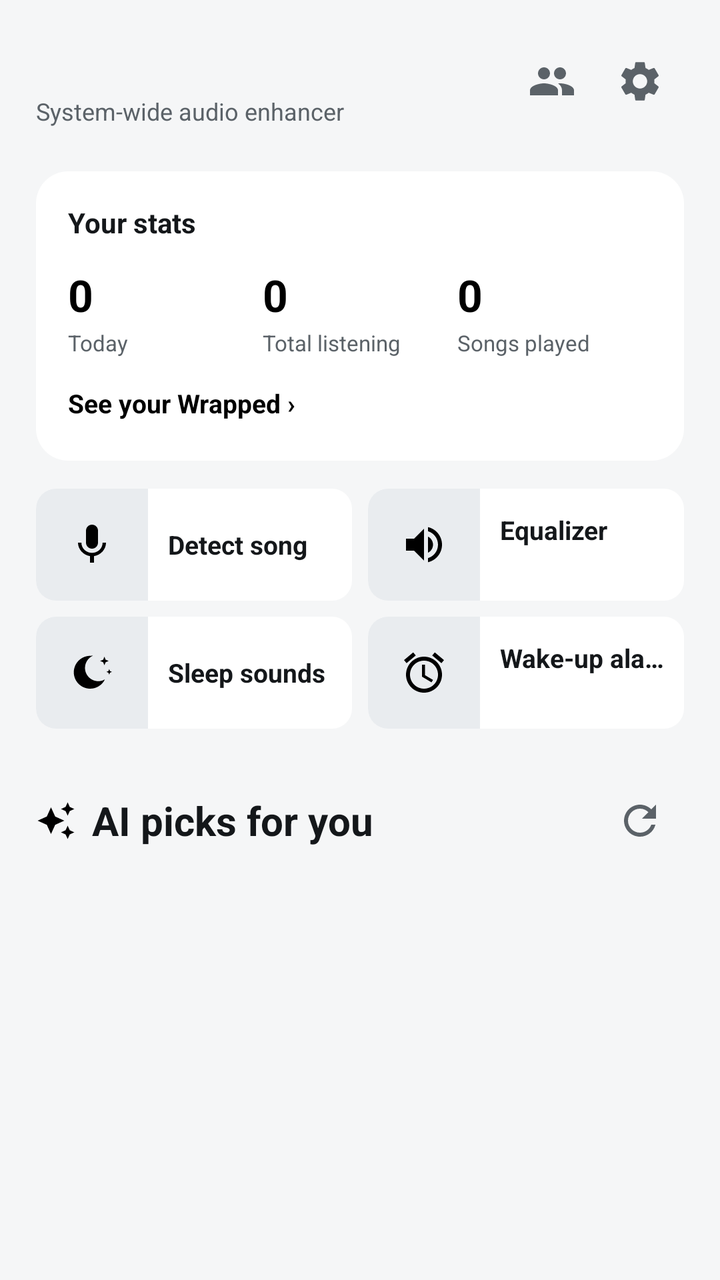
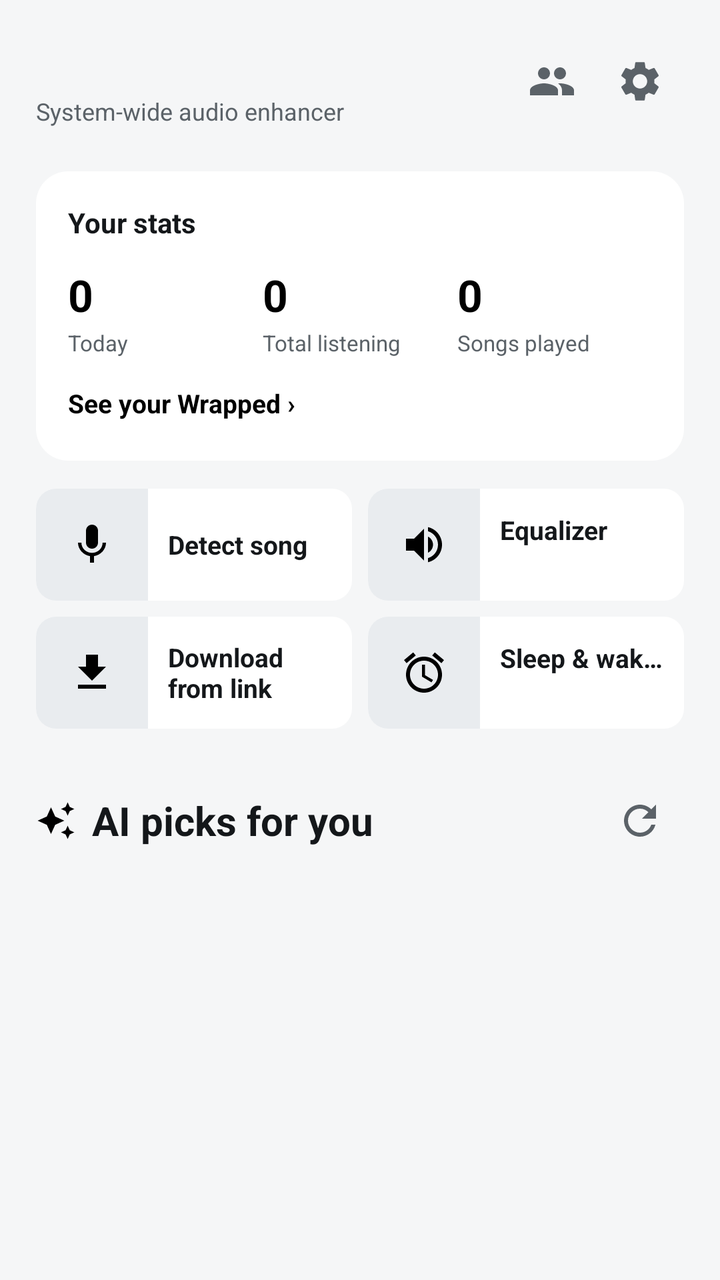

The first picture is an Android layout as it rendered before a commit; the second is the same layout after the commit. The layout source and the unified diff follow.
<!-- AndroidManifest.xml: application theme Theme.FXSoundLite -->
<!-- res/layout/fragment_home.xml -->
<?xml version="1.0" encoding="utf-8"?>
<LinearLayout xmlns:android="http://schemas.android.com/apk/res/android"
    xmlns:app="http://schemas.android.com/apk/res-auto"
    android:layout_width="match_parent"
    android:layout_height="match_parent"
    android:background="?attr/colorBg"
    android:orientation="vertical">

    
        
        <LinearLayout
            android:layout_width="match_parent"
            android:layout_height="wrap_content"
            android:gravity="center_vertical"
            android:orientation="horizontal"
            android:paddingStart="18dp"
            android:paddingTop="18dp"
            android:paddingEnd="18dp"
        android:paddingBottom="4dp">

            <LinearLayout
                android:layout_width="0dp"
                android:layout_height="wrap_content"
                android:layout_weight="1"
                android:orientation="vertical">

                <TextView
                    android:id="@+id/greetingText"
                    android:layout_width="wrap_content"
                    android:layout_height="wrap_content"
                    android:ellipsize="end"
                    android:maxLines="1"
                    android:textColor="?attr/colorTextPrimary"
                    android:textSize="22sp"
                    android:textStyle="bold" />

                <TextView
                    android:layout_width="wrap_content"
                    android:layout_height="wrap_content"
                    android:text="@string/tagline"
                    android:textColor="?attr/colorTextSecondary"
                    android:textSize="12sp" />
            </LinearLayout>

            <ImageButton
                android:id="@+id/listenButton"
                android:layout_width="44dp"
                android:layout_height="44dp"
                android:background="?android:attr/selectableItemBackgroundBorderless"
                android:contentDescription="@string/np_listen"
                android:padding="10dp"
                android:src="@drawable/ic_group" />

            <ImageButton
                android:id="@+id/settingsButton"
                android:layout_width="44dp"
                android:layout_height="44dp"
                android:background="?android:attr/selectableItemBackgroundBorderless"
                android:contentDescription="@string/settings_button_desc"
                android:padding="10dp"
                android:src="@drawable/ic_settings" />
        </LinearLayout>

    <ScrollView
        android:layout_width="match_parent"
        android:layout_height="0dp"
        android:layout_weight="1"
        android:scrollbars="none">

        <LinearLayout
            android:layout_width="match_parent"
            android:layout_height="wrap_content"
            android:orientation="vertical"
            android:paddingBottom="90dp">

            
            <LinearLayout
                android:id="@+id/statsCard"
                android:layout_width="match_parent"
                android:layout_height="wrap_content"
                android:layout_marginStart="18dp"
                android:layout_marginTop="18dp"
                android:layout_marginEnd="18dp"
                android:background="@drawable/card_bg"
                android:orientation="vertical"
                android:padding="16dp">

                <LinearLayout
                    android:layout_width="match_parent"
                    android:layout_height="wrap_content"
                    android:gravity="center_vertical"
                    android:orientation="horizontal">

                    <TextView
                        android:layout_width="0dp"
                        android:layout_height="wrap_content"
                        android:layout_weight="1"
                        android:text="@string/stats_title"
                        android:textColor="?attr/colorTextPrimary"
                        android:textSize="14sp"
                        android:textStyle="bold" />

                    
                    <TextView
                        android:id="@+id/statsNet"
                        android:layout_width="wrap_content"
                        android:layout_height="wrap_content"
                        android:textSize="12sp"
                        android:textStyle="bold" />
                </LinearLayout>

                <LinearLayout
                    android:layout_width="match_parent"
                    android:layout_height="wrap_content"
                    android:layout_marginTop="12dp"
                    android:orientation="horizontal">
                    <LinearLayout
                        android:layout_width="0dp"
                        android:layout_height="wrap_content"
                        android:layout_weight="1"
                        android:orientation="vertical">

                        <TextView
                            android:id="@+id/statsToday"
                            android:layout_width="wrap_content"
                            android:layout_height="wrap_content"
                            android:text="0"
                            android:textColor="?attr/colorAccent"
                            android:textSize="22sp"
                            android:textStyle="bold" />

                        <TextView
                            android:layout_width="wrap_content"
                            android:layout_height="wrap_content"
                            android:layout_marginTop="2dp"
                            android:text="@string/stats_today"
                            android:textColor="?attr/colorTextSecondary"
                            android:textSize="11sp" />
                    </LinearLayout>
                    <LinearLayout
                        android:layout_width="0dp"
                        android:layout_height="wrap_content"
                        android:layout_weight="1"
                        android:orientation="vertical">

                        <TextView
                            android:id="@+id/statsTotal"
                            android:layout_width="wrap_content"
                            android:layout_height="wrap_content"
                            android:text="0"
                            android:textColor="?attr/colorAccent"
                            android:textSize="22sp"
                            android:textStyle="bold" />

                        <TextView
                            android:layout_width="wrap_content"
                            android:layout_height="wrap_content"
                            android:layout_marginTop="2dp"
                            android:text="@string/stats_total"
                            android:textColor="?attr/colorTextSecondary"
                            android:textSize="11sp" />
                    </LinearLayout>
                    <LinearLayout
                        android:layout_width="0dp"
                        android:layout_height="wrap_content"
                        android:layout_weight="1"
                        android:orientation="vertical">

                        <TextView
                            android:id="@+id/statsPlays"
                            android:layout_width="wrap_content"
                            android:layout_height="wrap_content"
                            android:text="0"
                            android:textColor="?attr/colorAccent"
                            android:textSize="22sp"
                            android:textStyle="bold" />

                        <TextView
                            android:layout_width="wrap_content"
                            android:layout_height="wrap_content"
                            android:layout_marginTop="2dp"
                            android:text="@string/stats_plays"
                            android:textColor="?attr/colorTextSecondary"
                            android:textSize="11sp" />
                    </LinearLayout>
                </LinearLayout>

                <TextView
                    android:id="@+id/statsTopArtist"
                    android:layout_width="match_parent"
                    android:layout_height="wrap_content"
                    android:layout_marginTop="14dp"
                    android:ellipsize="end"
                    android:maxLines="1"
                    android:textColor="?attr/colorTextSecondary"
                    android:textSize="12sp"
                    android:visibility="gone" />

                <TextView
                    android:id="@+id/statsTopTrack"
                    android:layout_width="match_parent"
                    android:layout_height="wrap_content"
                    android:layout_marginTop="4dp"
                    android:ellipsize="end"
                    android:maxLines="1"
                    android:textColor="?attr/colorTextSecondary"
                    android:textSize="12sp"
                    android:visibility="gone" />

                
                <TextView
                    android:id="@+id/statsWrapped"
                    android:layout_width="wrap_content"
                    android:layout_height="wrap_content"
                    android:layout_marginTop="10dp"
                    android:background="?android:attr/selectableItemBackground"
                    android:clickable="true"
                    android:focusable="true"
                    android:paddingVertical="4dp"
                    android:text="@string/wrapped_open"
                    android:textColor="?attr/colorAccent"
                    android:textSize="13sp"
                    android:textStyle="bold" />
            </LinearLayout>

            
            <LinearLayout
                android:id="@+id/controlsPanel"
                android:layout_width="match_parent"
                android:layout_height="wrap_content"
                android:layout_marginStart="18dp"
                android:layout_marginTop="14dp"
                android:layout_marginEnd="18dp"
                android:orientation="vertical">

                <LinearLayout
                    android:layout_width="match_parent"
                    android:layout_height="wrap_content"
                    android:orientation="horizontal">

                <LinearLayout
                    android:id="@+id/tileDetect"
                    android:layout_width="0dp"
                    android:layout_height="56dp"
                    android:layout_weight="1"
                    android:background="@drawable/tile_bg"
                    android:clickable="true"
                    android:focusable="true"
                    android:foreground="?android:attr/selectableItemBackground"
                    android:gravity="center_vertical"
                    android:orientation="horizontal">

                    <ImageView
                        android:layout_width="56dp"
                        android:layout_height="56dp"
                        android:background="@drawable/tile_icon_bg"
                        android:importantForAccessibility="no"
                        android:padding="16dp"
                        android:src="@drawable/ic_mic"
                        android:tint="?attr/colorAccent" />

                    <LinearLayout
                        android:layout_width="0dp"
                        android:layout_height="wrap_content"
                        android:layout_marginHorizontal="10dp"
                        android:layout_weight="1"
                        android:orientation="vertical">

                        <TextView
                            android:layout_width="match_parent"
                            android:layout_height="wrap_content"
                            android:ellipsize="end"
                            android:maxLines="2"
                            android:text="@string/detect_tile"
                            android:textColor="?attr/colorTextPrimary"
                            android:textSize="13sp"
                            android:textStyle="bold" />
                    </LinearLayout>
                </LinearLayout>

                    <View
                        android:layout_width="8dp"
                        android:layout_height="0dp" />

                <LinearLayout
                    android:id="@+id/eqCard"
                    android:layout_width="0dp"
                    android:layout_height="56dp"
                    android:layout_weight="1"
                    android:background="@drawable/tile_bg"
                    android:clickable="true"
                    android:focusable="true"
                    android:foreground="?android:attr/selectableItemBackground"
                    android:gravity="center_vertical"
                    android:orientation="horizontal">

                    <ImageView
                        android:layout_width="56dp"
                        android:layout_height="56dp"
                        android:background="@drawable/tile_icon_bg"
                        android:importantForAccessibility="no"
                        android:padding="16dp"
                        android:src="@drawable/ic_volume"
                        android:tint="?attr/colorAccent" />

                    <LinearLayout
                        android:layout_width="0dp"
                        android:layout_height="wrap_content"
                        android:layout_marginHorizontal="10dp"
                        android:layout_weight="1"
                        android:orientation="vertical">

                        <TextView
                            android:layout_width="match_parent"
                            android:layout_height="wrap_content"
                            android:ellipsize="end"
                            android:maxLines="1"
                            android:text="@string/equalizer_label"
                            android:textColor="?attr/colorTextPrimary"
                            android:textSize="13sp"
                            android:textStyle="bold" />
                <TextView
                    android:id="@+id/eqPresetSummary"
                    android:layout_width="match_parent"
                    android:layout_height="wrap_content"
                    android:ellipsize="end"
                    android:maxLines="1"
                    android:textColor="?attr/colorTextSecondary"
                    android:textSize="11sp" />
                    </LinearLayout>
                </LinearLayout>
                </LinearLayout>

                <LinearLayout
                    android:layout_width="match_parent"
                    android:layout_height="wrap_content"
                    android:layout_marginTop="8dp"
                    android:orientation="horizontal">

                <LinearLayout
                    android:id="@+id/sleepCard"
                    android:layout_width="0dp"
                    android:layout_height="56dp"
                    android:layout_weight="1"
                    android:background="@drawable/tile_bg"
                    android:clickable="true"
                    android:focusable="true"
                    android:foreground="?android:attr/selectableItemBackground"
                    android:gravity="center_vertical"
                    android:orientation="horizontal">

                    <ImageView
                        android:layout_width="56dp"
                        android:layout_height="56dp"
                        android:background="@drawable/tile_icon_bg"
                        android:importantForAccessibility="no"
                        android:padding="16dp"
                        android:src="@drawable/ic_style_night_sky"
                        android:tint="?attr/colorAccent" />

                    <LinearLayout
                        android:layout_width="0dp"
                        android:layout_height="wrap_content"
                        android:layout_marginHorizontal="10dp"
                        android:layout_weight="1"
                        android:orientation="vertical">

                        <TextView
                            android:layout_width="match_parent"
                            android:layout_height="wrap_content"
                            android:ellipsize="end"
                            android:maxLines="2"
                            android:text="@string/bedtime_title"
                            android:textColor="?attr/colorTextPrimary"
                            android:textSize="13sp"
                            android:textStyle="bold" />
                    </LinearLayout>
                </LinearLayout>

                    <View
                        android:layout_width="8dp"
                        android:layout_height="0dp" />

                <LinearLayout
                    android:id="@+id/tileAlarm"
                    android:layout_width="0dp"
                    android:layout_height="56dp"
                    android:layout_weight="1"
                    android:background="@drawable/tile_bg"
                    android:clickable="true"
                    android:focusable="true"
                    android:foreground="?android:attr/selectableItemBackground"
                    android:gravity="center_vertical"
                    android:orientation="horizontal">

                    <ImageView
                        android:layout_width="56dp"
                        android:layout_height="56dp"
                        android:background="@drawable/tile_icon_bg"
                        android:importantForAccessibility="no"
                        android:padding="16dp"
                        android:src="@drawable/ic_alarm"
                        android:tint="?attr/colorAccent" />

                    <LinearLayout
                        android:layout_width="0dp"
                        android:layout_height="wrap_content"
                        android:layout_marginHorizontal="10dp"
                        android:layout_weight="1"
                        android:orientation="vertical">

                        <TextView
                            android:layout_width="match_parent"
                            android:layout_height="wrap_content"
                            android:ellipsize="end"
                            android:maxLines="1"
                            android:text="@string/alarm_tile_title"
                            android:textColor="?attr/colorTextPrimary"
                            android:textSize="13sp"
                            android:textStyle="bold" />
                <TextView
                    android:id="@+id/tileAlarmSub"
                    android:layout_width="match_parent"
                    android:layout_height="wrap_content"
                    android:ellipsize="end"
                    android:maxLines="1"
                    android:textColor="?attr/colorTextSecondary"
                    android:textSize="11sp" />
                    </LinearLayout>
                </LinearLayout>
                </LinearLayout>
            </LinearLayout>

            
            <LinearLayout
                android:id="@+id/aiSection"
                android:layout_width="match_parent"
                android:layout_height="wrap_content"
                android:orientation="vertical">

                <LinearLayout
                    android:layout_width="match_parent"
                    android:layout_height="wrap_content"
                    android:layout_marginStart="18dp"
                    android:layout_marginTop="26dp"
                    android:layout_marginEnd="20dp"
                    android:layout_marginBottom="12dp"
                    android:gravity="center_vertical"
                    android:orientation="horizontal">

                    <ImageView
                        android:layout_width="20dp"
                        android:layout_height="20dp"
                        android:importantForAccessibility="no"
                        android:src="@drawable/ic_sparkle"
                        app:tint="?attr/colorAccent" />

                    <TextView
                        android:id="@+id/aiPicksTitle"
                        android:layout_width="0dp"
                        android:layout_height="wrap_content"
                        android:layout_marginStart="8dp"
                        android:layout_weight="1"
                        android:text="@string/home_ai_picks"
                        android:textColor="?attr/colorTextPrimary"
                        android:textSize="20sp"
                        android:textStyle="bold" />

                    <ImageButton
                        android:id="@+id/aiRefreshBtn"
                        android:layout_width="40dp"
                        android:layout_height="40dp"
                        android:background="?android:attr/selectableItemBackgroundBorderless"
                        android:contentDescription="@string/home_ai_refresh"
                        android:src="@drawable/ic_refresh"
                        app:tint="?attr/colorTextSecondary" />
                </LinearLayout>

                <TextView
                    android:id="@+id/aiStatus"
                    android:layout_width="match_parent"
                    android:layout_height="wrap_content"
                    android:layout_marginStart="18dp"
                    android:layout_marginEnd="18dp"
                    android:background="?android:attr/selectableItemBackground"
                    android:paddingTop="6dp"
                    android:paddingBottom="6dp"
                    android:textColor="?attr/colorTextSecondary"
                    android:textSize="13sp"
                    android:visibility="gone" />

                <androidx.recyclerview.widget.RecyclerView
                    android:id="@+id/aiList"
                    android:layout_width="match_parent"
                    android:layout_height="wrap_content"
                    android:clipToPadding="false"
                    android:orientation="horizontal"
                    android:overScrollMode="never"
                    android:paddingStart="18dp"
                    android:paddingEnd="6dp"
                    android:visibility="gone"
                    app:layoutManager="androidx.recyclerview.widget.LinearLayoutManager" />
            </LinearLayout>

            
            <LinearLayout
                android:id="@+id/shelvesContainer"
                android:layout_width="match_parent"
                android:layout_height="wrap_content"
                android:orientation="vertical" />
        </LinearLayout>
    </ScrollView>
</LinearLayout>
<!-- resources referenced by this layout -->
<resources>
  <!-- drawable card_bg (drawable) -->
  <?xml version="1.0" encoding="utf-8"?>
  <shape xmlns:android="http://schemas.android.com/apk/res/android">
      <solid android:color="?attr/colorSurface" />
      <corners android:radius="16dp" />
  </shape>
  <!-- drawable ic_mic (drawable) -->
  <vector xmlns:android="http://schemas.android.com/apk/res/android"
      android:width="24dp" android:height="24dp" android:viewportWidth="24" android:viewportHeight="24">
      <path android:fillColor="#FFFFFFFF"
          android:pathData="M12,14c1.66,0 3,-1.34 3,-3V5c0,-1.66 -1.34,-3 -3,-3S9,3.34 9,5v6C9,12.66 10.34,14 12,14zM17.3,11c0,3 -2.54,5.1 -5.3,5.1S6.7,14 6.7,11H5c0,3.41 2.72,6.23 6,6.72V21h2v-3.28c3.28,-0.48 6,-3.3 6,-6.72H17.3z" />
  </vector>
  <!-- drawable ic_sparkle (drawable) -->
  <vector xmlns:android="http://schemas.android.com/apk/res/android"
      android:width="24dp" android:height="24dp" android:viewportWidth="24" android:viewportHeight="24">
      <path android:fillColor="#FFFFFFFF"
          android:pathData="M19,9l1.25,-2.75L23,5l-2.75,-1.25L19,1l-1.25,2.75L15,5l2.75,1.25L19,9zM11.5,9.5L9,4L6.5,9.5L1,12l5.5,2.5L9,20l2.5,-5.5L17,12L11.5,9.5zM19,15l-1.25,2.75L15,19l2.75,1.25L19,23l1.25,-2.75L23,19l-2.75,-1.25L19,15z" />
  </vector>
  <!-- drawable ic_style_night_sky (drawable) -->
  <vector xmlns:android="http://schemas.android.com/apk/res/android"
      android:width="24dp"
      android:height="24dp"
      android:viewportWidth="24"
      android:viewportHeight="24">
      
      <path
          android:fillColor="#FFFFFFFF"
          android:pathData="M12.5,3.5C10.15,4.53 8.5,6.88 8.5,9.6C8.5,13.28 11.48,16.26 15.16,16.26C16.36,16.26 17.48,15.94 18.45,15.38C17.13,18.11 14.34,20 11.1,20C6.57,20 2.9,16.33 2.9,11.8C2.9,7.55 6.13,4.05 10.27,3.63C10.99,3.56 11.75,3.55 12.5,3.5z" />
      
      <path
          android:fillColor="#FFFFFFFF"
          android:pathData="M18.2,4l0.62,1.53L20.35,6.15l-1.53,0.62L18.2,8.3l-0.62,-1.53L16.05,6.15l1.53,-0.62z" />
      <path
          android:fillColor="#FFFFFFFF"
          android:pathData="M20.6,10.2l0.4,1L22,11.6l-1,0.4l-0.4,1l-0.4,-1l-1,-0.4l1,-0.4z" />
  </vector>
  <!-- drawable tile_bg (drawable) -->
  <?xml version="1.0" encoding="utf-8"?>
  <shape xmlns:android="http://schemas.android.com/apk/res/android">
      <solid android:color="?attr/colorSurface" />
      <corners android:radius="10dp" />
  </shape>
  <!-- drawable tile_icon_bg (drawable) -->
  <?xml version="1.0" encoding="utf-8"?>
  <shape xmlns:android="http://schemas.android.com/apk/res/android">
      <solid android:color="?attr/colorSurfaceRaised" />
      <corners
          android:bottomLeftRadius="10dp"
          android:topLeftRadius="10dp" />
  </shape>
  <string name="alarm_tile_title">Wake-up alarm</string>
  <string name="bedtime_title">Sleep sounds</string>
  <string name="detect_tile">Detect song</string>
  <string name="equalizer_label">Equalizer</string>
  <string name="home_ai_picks">AI picks for you</string>
  <string name="home_ai_refresh">Get new AI picks</string>
  <string name="np_listen">Listen together</string>
  <string name="settings_button_desc">Settings</string>
  <string name="stats_plays">Songs played</string>
  <string name="stats_title">Your stats</string>
  <string name="stats_today">Today</string>
  <string name="stats_total">Total listening</string>
  <string name="tagline">System-wide audio enhancer</string>
  <string name="wrapped_open">See your Wrapped ›</string>
  <color name="accent_default">#000000</color>
  <color name="light_bg">#F5F6F7</color>
  <color name="light_surface">#FFFFFF</color>
  <color name="light_surface_raised">#E9ECEF</color>
  <color name="light_text_primary">#14171A</color>
  <color name="light_text_secondary">#5B6268</color>
  <color name="light_divider">#DCE0E3</color>
  <color name="light_track_bg">#D6DADE</color>
  <color name="danger">#FF6B6B</color>
  <color name="light_on_accent">#0E1013</color>
  <!-- unchanged entries left out for length: 6 -->
</resources>

<!-- the commit's change to res/layout/fragment_home.xml (unified diff, before → after) -->
@@ -338,7 +338,7 @@
                     android:orientation="horizontal">
 
                 <LinearLayout
-                    android:id="@+id/sleepCard"
+                    android:id="@+id/tileLink"
                     android:layout_width="0dp"
                     android:layout_height="56dp"
                     android:layout_weight="1"
@@ -355,7 +355,7 @@
                         android:background="@drawable/tile_icon_bg"
                         android:importantForAccessibility="no"
                         android:padding="16dp"
-                        android:src="@drawable/ic_style_night_sky"
+                        android:src="@drawable/ic_download"
                         android:tint="?attr/colorAccent" />
 
                     <LinearLayout
@@ -370,7 +370,7 @@
                             android:layout_height="wrap_content"
                             android:ellipsize="end"
                             android:maxLines="2"
-                            android:text="@string/bedtime_title"
+                            android:text="@string/link_download_tile"
                             android:textColor="?attr/colorTextPrimary"
                             android:textSize="13sp"
                             android:textStyle="bold" />
@@ -414,7 +414,7 @@
                             android:layout_height="wrap_content"
                             android:ellipsize="end"
                             android:maxLines="1"
-                            android:text="@string/alarm_tile_title"
+                            android:text="@string/sleepwake_title"
                             android:textColor="?attr/colorTextPrimary"
                             android:textSize="13sp"
                             android:textStyle="bold" />
<!-- resource entries referenced after the edit -->
@@ -6,6 +6,16 @@
       <solid android:color="?attr/colorSurface" />
       <corners android:radius="16dp" />
   </shape>
+  <!-- drawable ic_download (drawable) -->
+  <vector xmlns:android="http://schemas.android.com/apk/res/android"
+      android:width="24dp"
+      android:height="24dp"
+      android:viewportWidth="24"
+      android:viewportHeight="24">
+      <path
+          android:fillColor="#FFFFFFFF"
+          android:pathData="M19,9h-4V3H9v6H5l7,7 7,-7zM5,18v2h14v-2H5z" />
+  </vector>
   <!-- drawable ic_mic (drawable) -->
   <vector xmlns:android="http://schemas.android.com/apk/res/android"
       android:width="24dp" android:height="24dp" android:viewportWidth="24" android:viewportHeight="24">
@@ -17,24 +27,6 @@
       android:width="24dp" android:height="24dp" android:viewportWidth="24" android:viewportHeight="24">
       <path android:fillColor="#FFFFFFFF"
           android:pathData="M19,9l1.25,-2.75L23,5l-2.75,-1.25L19,1l-1.25,2.75L15,5l2.75,1.25L19,9zM11.5,9.5L9,4L6.5,9.5L1,12l5.5,2.5L9,20l2.5,-5.5L17,12L11.5,9.5zM19,15l-1.25,2.75L15,19l2.75,1.25L19,23l1.25,-2.75L23,19l-2.75,-1.25L19,15z" />
-  </vector>
-  <!-- drawable ic_style_night_sky (drawable) -->
-  <vector xmlns:android="http://schemas.android.com/apk/res/android"
-      android:width="24dp"
-      android:height="24dp"
-      android:viewportWidth="24"
-      android:viewportHeight="24">
-      
-      <path
-          android:fillColor="#FFFFFFFF"
-          android:pathData="M12.5,3.5C10.15,4.53 8.5,6.88 8.5,9.6C8.5,13.28 11.48,16.26 15.16,16.26C16.36,16.26 17.48,15.94 18.45,15.38C17.13,18.11 14.34,20 11.1,20C6.57,20 2.9,16.33 2.9,11.8C2.9,7.55 6.13,4.05 10.27,3.63C10.99,3.56 11.75,3.55 12.5,3.5z" />
-      
-      <path
-          android:fillColor="#FFFFFFFF"
-          android:pathData="M18.2,4l0.62,1.53L20.35,6.15l-1.53,0.62L18.2,8.3l-0.62,-1.53L16.05,6.15l1.53,-0.62z" />
-      <path
-          android:fillColor="#FFFFFFFF"
-          android:pathData="M20.6,10.2l0.4,1L22,11.6l-1,0.4l-0.4,1l-0.4,-1l-1,-0.4l1,-0.4z" />
   </vector>
   <!-- drawable tile_bg (drawable) -->
   <?xml version="1.0" encoding="utf-8"?>
@@ -50,14 +42,14 @@
           android:bottomLeftRadius="10dp"
           android:topLeftRadius="10dp" />
   </shape>
-  <string name="alarm_tile_title">Wake-up alarm</string>
-  <string name="bedtime_title">Sleep sounds</string>
   <string name="detect_tile">Detect song</string>
   <string name="equalizer_label">Equalizer</string>
   <string name="home_ai_picks">AI picks for you</string>
   <string name="home_ai_refresh">Get new AI picks</string>
+  <string name="link_download_tile">Download from link</string>
   <string name="np_listen">Listen together</string>
   <string name="settings_button_desc">Settings</string>
+  <string name="sleepwake_title">Sleep &amp; wake-up</string>
   <string name="stats_plays">Songs played</string>
   <string name="stats_title">Your stats</string>
   <string name="stats_today">Today</string>
